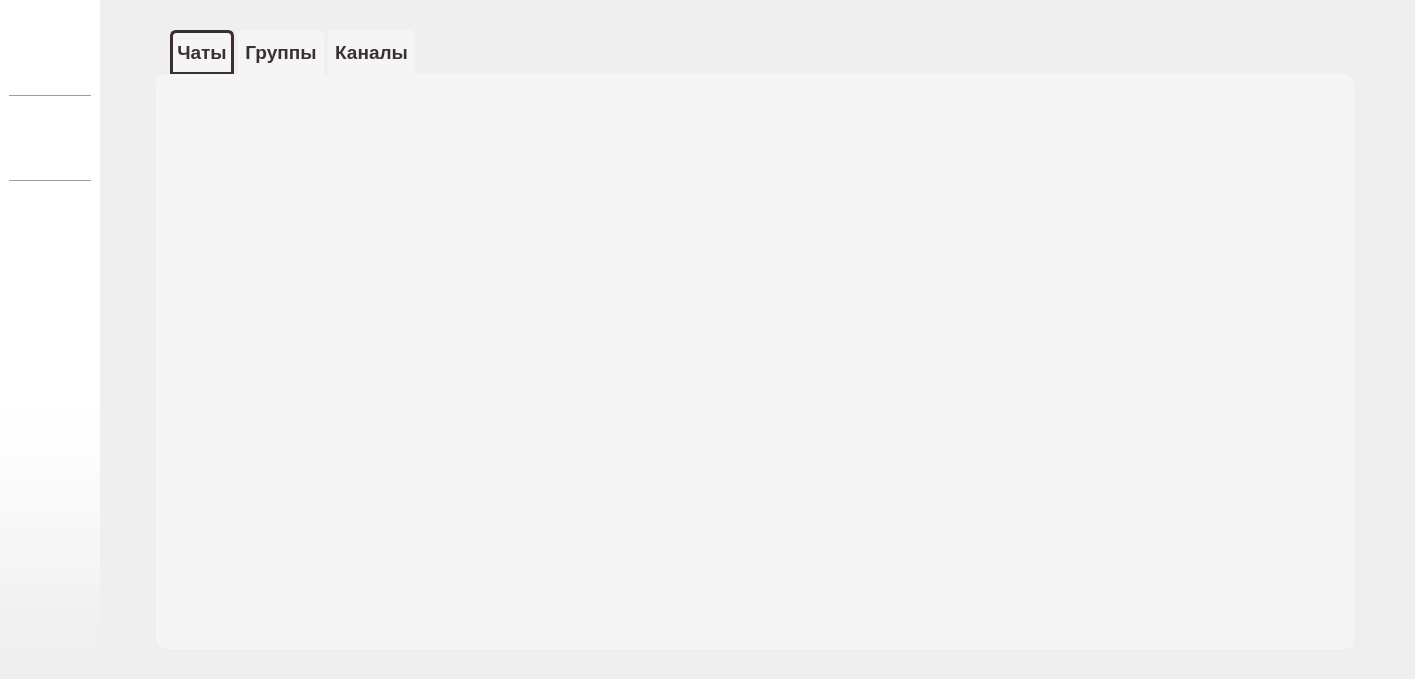
ElizavetaPa17/LinkDove, file lab3/LinkDove/mainwidget.ui: the form before one commit.
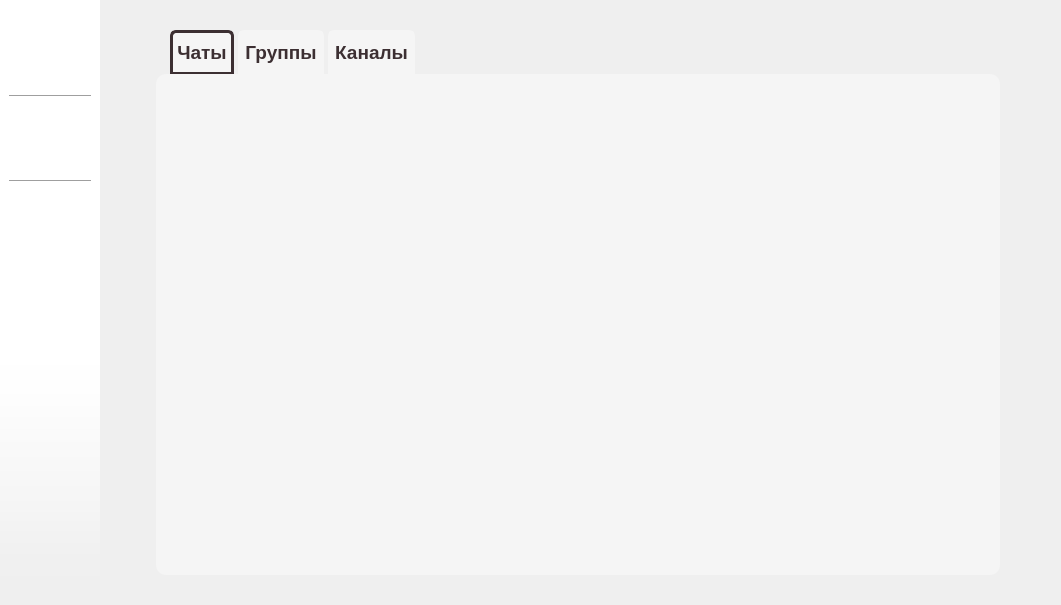
The form after the commit. The open tabs and pages were chosen to show the change. Icons and pictures are not drawn. Custom widgets are drawn as their Qt base class.

Diff of the .ui file:
```diff
--- a/lab3/LinkDove/mainwidget.ui
+++ b/lab3/LinkDove/mainwidget.ui
@@ -6,8 +6,8 @@
    <rect>
     <x>0</x>
     <y>0</y>
-    <width>1415</width>
-    <height>679</height>
+    <width>1061</width>
+    <height>605</height>
    </rect>
   </property>
   <property name="windowTitle">
@@ -400,6 +400,12 @@
    <header>editprofilewidget.h</header>
    <container>1</container>
   </customwidget>
+  <customwidget>
+   <class>UsersList</class>
+   <extends>QWidget</extends>
+   <header>userslist.h</header>
+   <container>1</container>
+  </customwidget>
  </customwidgets>
  <resources>
   <include location="client.qrc"/>
```
Left out of the diff: 37 changed lines with no effect on the pictures.
